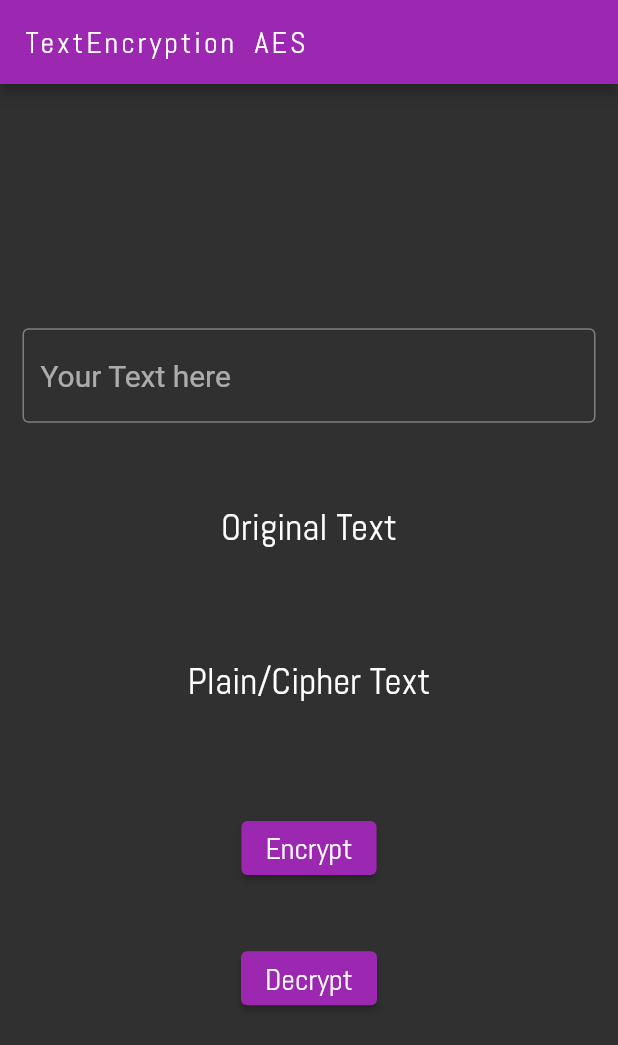
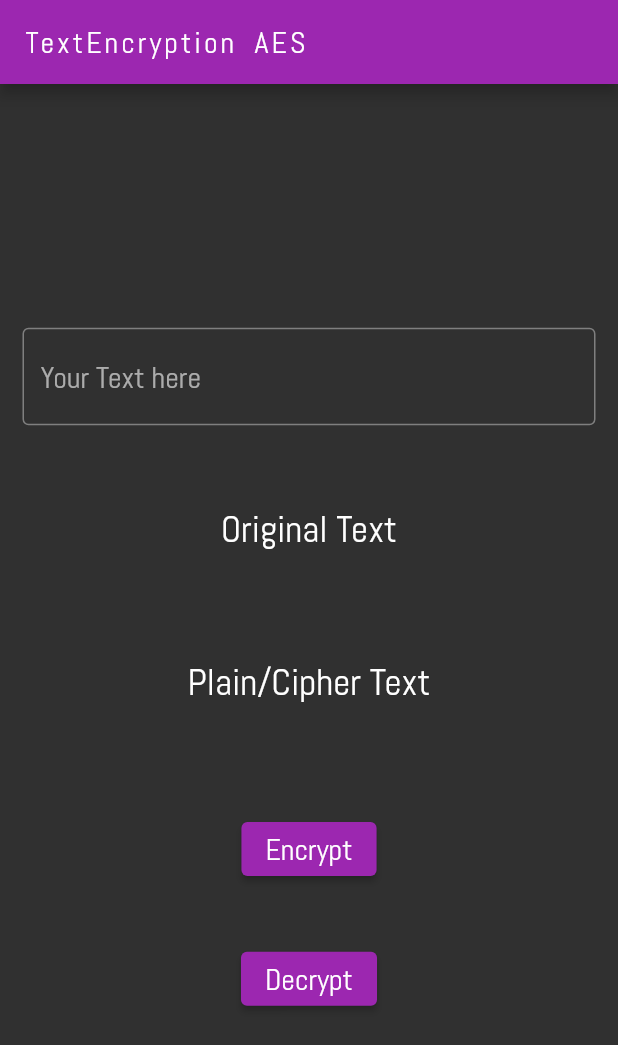
Before and after one commit to Akash-925/flutter-application-for-text-encryption-using-aes-algorithm, a Flutter app: the screen it shows after launch, on a phone screen of 412 x 824 dp. Shown: the top 1045 px of the screen. Run offline on Flutter 3.47's test engine with Material 2 defaults, Android fonts, the phone set to English and light mode, and no system bars; missing offline and left inert: encrypt.

Commit message:
Update main.dart

```diff
--- a/lib/main.dart
+++ b/lib/main.dart
@@ -57,7 +57,7 @@ class _HomePageState extends State<HomePage> {
                           copy: true, paste: true, selectAll: true),
                       controller: tec,
                       style:
-                          TextStyle(fontWeight: FontWeight.w400, fontSize: 20)),
+                          TextStyle(fontFamily: "Abel", fontWeight: FontWeight.w400, fontSize: 20)),
                 ),
                 Column(
                   mainAxisAlignment: MainAxisAlignment.spaceEvenly,
```
